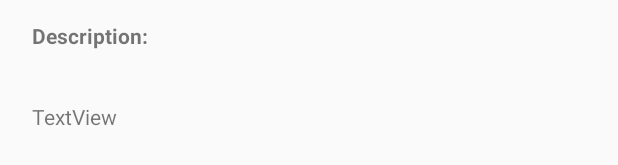
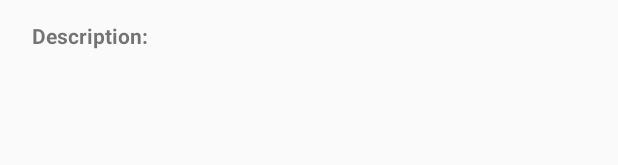
Before and after one commit to sebas156/APP, an Android app: the layout exercise_fragment.xml on its own in the app's theme, with its tools: preview values and no code run, on a phone screen of 412 x 824 dp. Shown: the part 526-691 px from the top of the screen. Run offline under Robolectric (Android 15) with nearby library versions, the phone set to English and light mode, and no system bars.

Commit message:
Se elimino el Textview restante en la descripcion del ejercicio

```diff
--- a/app/src/main/res/layout/exercise_fragment.xml
+++ b/app/src/main/res/layout/exercise_fragment.xml
@@ -47,16 +47,4 @@
         app:layout_constraintStart_toStartOf="parent"
         app:layout_constraintTop_toBottomOf="@+id/exercise_image" />
 
-    <TextView
-        android:id="@+id/exercise_description"
-        android:layout_width="match_parent"
-        android:layout_height="wrap_content"
-        android:layout_marginHorizontal="16dp"
-        android:layout_marginVertical="24dp"
-        android:padding="5dp"
-        android:text="TextView"
-        app:layout_constraintEnd_toEndOf="parent"
-        app:layout_constraintStart_toStartOf="parent"
-        app:layout_constraintTop_toBottomOf="@+id/description_text" />
-
 </androidx.constraintlayout.widget.ConstraintLayout>
```
